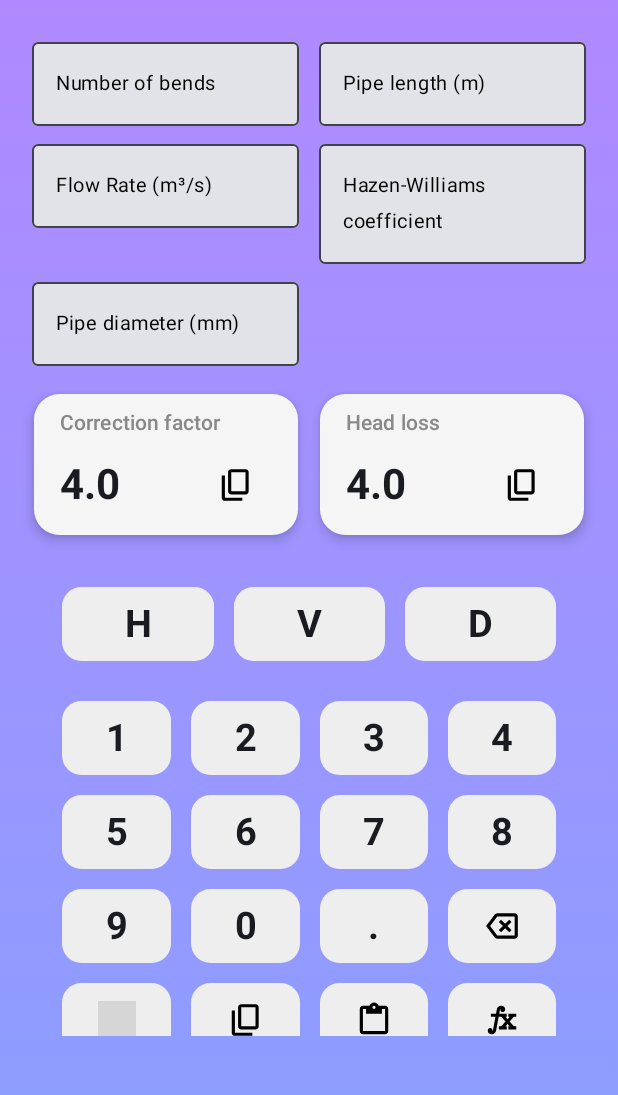
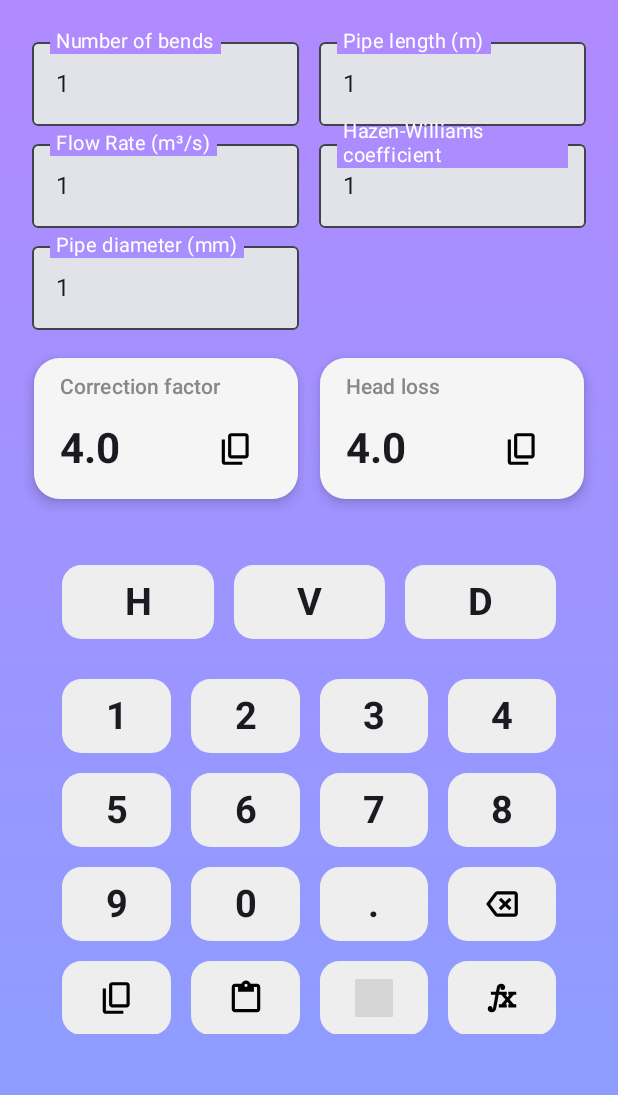
Before and after one commit to sadeghb97/water, an Android app built with Jetpack Compose: the screen it shows after launch (MainActivity), on a phone screen of 412 x 824 dp, the part 88-1183 px from its top. Run offline under Robolectric (Android 15) with nearby library versions, the light colour scheme and no system bars; grey boxes are pictures that could not be loaded.

Commit message:
save and load states

```diff
--- a/app/src/main/java/ir/sbpro/waterengineering/AppDataStore.kt
+++ b/app/src/main/java/ir/sbpro/waterengineering/AppDataStore.kt
@@ -1,15 +1,20 @@
 package ir.sbpro.waterengineering
 
 import android.content.Context
+import androidx.core.content.edit
 import androidx.datastore.core.DataStore
 import androidx.datastore.preferences.core.MutablePreferences
 import androidx.datastore.preferences.core.Preferences
 import androidx.datastore.preferences.core.edit
 import androidx.datastore.preferences.core.stringPreferencesKey
 import androidx.datastore.preferences.preferencesDataStore
+import ir.sbpro.waterengineering.formulas.FormulaResult
+import ir.sbpro.waterengineering.formulas.ParametersState
+import ir.sbpro.waterengineering.formulas.WaterEngFormula
 import ir.sbpro.waterengineering.lang.AppLanguage
 import ir.sbpro.waterengineering.lang.EnLang
 import ir.sbpro.waterengineering.lang.FaLang
+import ir.sbpro.waterengineering.utils.getCurrentSystemLanguage
 import kotlinx.coroutines.flow.Flow
 import kotlinx.coroutines.flow.first
 import kotlinx.coroutines.flow.map
@@ -19,7 +24,10 @@ class AppDataStore (val context: Context) {
         val LANGUAGE_KEY = stringPreferencesKey("language")
     }
 
+    private val PARAM_PREFIX_KEY = "param_"
+    private val SHARED_SETTINGS_TOKEN = "shared_settings"
     private val Context.dataStore: DataStore<Preferences> by preferencesDataStore("prefs")
+    val sharedPrefs = context.getSharedPreferences(SHARED_SETTINGS_TOKEN, Context.MODE_PRIVATE)
 
     val languageFlow: Flow<AppLanguage> = context.dataStore.data.map { preferences ->
         val langCode = preferences[LANGUAGE_KEY] ?: AppSingleton.getInstance().startLanguageCode
@@ -34,4 +42,28 @@ class AppDataStore (val context: Context) {
     suspend fun getSnapshot() : Preferences {
         return context.dataStore.data.first()
     }
+
+    fun saveSharedLanguage(language: String) {
+        sharedPrefs.edit() { putString("language", language) }
+    }
+
+    fun getSavedSharedLanguage(): String {
+        val systemLanguage = getCurrentSystemLanguage()
+        return sharedPrefs.getString("language", systemLanguage) ?: systemLanguage
+    }
+
+    fun saveFormulaResult(formula: WaterEngFormula, parametersState: ParametersState, formulaResults: List<FormulaResult>){
+        sharedPrefs.edit() {
+            parametersState.params.forEachIndexed { index, item ->
+                putFloat(PARAM_PREFIX_KEY + formula.parameters[index], item.value.text.toFloat())
+            }
+            formulaResults.forEach { result ->
+                putFloat(PARAM_PREFIX_KEY + result.key, result.value ?: 1f)
+            }
+        }
+    }
+
+    fun getParamSavedValue(paramKey: String) : Float {
+        return sharedPrefs.getFloat(PARAM_PREFIX_KEY +  paramKey, 1f)
+    }
 }
--- a/app/src/main/java/ir/sbpro/waterengineering/AppSingleton.kt
+++ b/app/src/main/java/ir/sbpro/waterengineering/AppSingleton.kt
@@ -2,16 +2,13 @@ package ir.sbpro.waterengineering
 
 import android.content.Context
 import android.content.pm.PackageManager
-import androidx.core.content.edit
 import ir.sbpro.waterengineering.lang.AppLanguage
 import ir.sbpro.waterengineering.lang.EnLang
 import ir.sbpro.waterengineering.lang.FaLang
-import ir.sbpro.waterengineering.utils.getCurrentSystemLanguage
 
 class AppSingleton {
     companion object {
         private var _instance: AppSingleton? = null
-        private val SETTINGS_TOKEN = "settings"
 
         fun getInstance(context: Context? = null) : AppSingleton {
             if(_instance != null) return _instance!!
@@ -24,7 +21,7 @@ class AppSingleton {
     }
 
     fun loadDetails(context: Context){
-        startLanguageCode = getSavedLanguage(context).lowercase()
+        startLanguageCode = appDataStore.getSavedSharedLanguage().lowercase()
         if(startLanguageCode != "fa" && startLanguageCode != "en"){
             startLanguageCode = "fa"
         }
@@ -37,17 +34,6 @@ class AppSingleton {
         verCode = info.versionCode
     }
 
-    fun saveLanguage(context: Context, language: String) {
-        val prefs = context.getSharedPreferences(SETTINGS_TOKEN, Context.MODE_PRIVATE)
-        prefs.edit() { putString("language", language) }
-    }
-
-    fun getSavedLanguage(context: Context): String {
-        val prefs = context.getSharedPreferences(SETTINGS_TOKEN, Context.MODE_PRIVATE)
-        val systemLanguage = getCurrentSystemLanguage()
-        return prefs.getString("language", systemLanguage) ?: systemLanguage
-    }
-
     lateinit var appDataStore: AppDataStore
     lateinit var startLanguageCode: String
     lateinit var startLanguage: AppLanguage
--- a/app/src/main/java/ir/sbpro/waterengineering/formulas/WaterEngFormula.kt
+++ b/app/src/main/java/ir/sbpro/waterengineering/formulas/WaterEngFormula.kt
@@ -4,6 +4,7 @@ import androidx.compose.runtime.MutableState
 import androidx.compose.runtime.mutableStateOf
 import androidx.compose.ui.focus.FocusRequester
 import androidx.compose.ui.text.input.TextFieldValue
+import ir.sbpro.waterengineering.AppSingleton
 
 abstract class WaterEngFormula(val formulaKey: String, val parameters: List<String>) {
     fun paramsLen() : Int {
@@ -20,12 +21,20 @@ data class FormulaResult(
 
 class ParametersState(val params: List<MutableState<TextFieldValue>>, val focuses: List<FocusRequester>){
     companion object {
-        fun getParams(formulaKey: String, size: Int) : ParametersState {
+        fun getParams(formula: WaterEngFormula) : ParametersState {
+            val appDataStore = AppSingleton.getInstance().appDataStore
             val paramsList = arrayListOf<MutableState<TextFieldValue>>()
             val focusesList = arrayListOf<FocusRequester>()
 
-            for(i in 0 until size){
-                paramsList.add(mutableStateOf(TextFieldValue("")))
+            formula.parameters.forEachIndexed { index, param ->
+                val pureValue = appDataStore.getParamSavedValue(param)
+                val intValue = pureValue.toInt()
+                val hasDecimal = pureValue % 1.0f != 0.0f
+                println("XQQQ: $pureValue - $intValue - $hasDecimal")
+
+                paramsList.add(mutableStateOf(TextFieldValue(
+                    if(hasDecimal) pureValue.toString() else intValue.toString()
+                )))
                 focusesList.add(FocusRequester())
             }
 
--- a/app/src/main/java/ir/sbpro/waterengineering/ui/components/NumberPad.kt
+++ b/app/src/main/java/ir/sbpro/waterengineering/ui/components/NumberPad.kt
@@ -1,5 +1,6 @@
 package ir.sbpro.waterengineering.ui.components
 
+import android.view.MotionEvent
 import androidx.compose.foundation.Image
 import androidx.compose.foundation.background
 import androidx.compose.foundation.clickable
@@ -15,28 +16,42 @@ import androidx.compose.foundation.lazy.grid.LazyVerticalGrid
 import androidx.compose.foundation.shape.RoundedCornerShape
 import androidx.compose.material3.Text
 import androidx.compose.runtime.Composable
+import androidx.compose.runtime.CompositionLocalProvider
 import androidx.compose.runtime.MutableState
+import androidx.compose.runtime.mutableIntStateOf
+import androidx.compose.runtime.mutableLongStateOf
+import androidx.compose.runtime.remember
+import androidx.compose.runtime.rememberCoroutineScope
 import androidx.compose.ui.Alignment
+import androidx.compose.ui.ExperimentalComposeUiApi
 import androidx.compose.ui.Modifier
 import androidx.compose.ui.draw.clip
 import androidx.compose.ui.graphics.Color
 import androidx.compose.ui.graphics.ColorFilter
+import androidx.compose.ui.input.pointer.pointerInteropFilter
 import androidx.compose.ui.platform.LocalContext
+import androidx.compose.ui.platform.LocalLayoutDirection
 import androidx.compose.ui.res.painterResource
 import androidx.compose.ui.text.TextRange
 import androidx.compose.ui.text.font.FontWeight
 import androidx.compose.ui.text.input.TextFieldValue
+import androidx.compose.ui.unit.LayoutDirection
 import ir.sbpro.waterengineering.R
 import ir.sbpro.waterengineering.formulas.WaterEngFormula
+import ir.sbpro.waterengineering.lang.AppLanguage
 import ir.sbpro.waterengineering.utils.copyToClipboard
 import ir.sbpro.waterengineering.utils.dxp
 import ir.sbpro.waterengineering.utils.getTextFromClipboard
 import ir.sbpro.waterengineering.utils.sxp
 import ir.sbpro.waterengineering.utils.triggerVibration
+import kotlinx.coroutines.CoroutineScope
+import kotlinx.coroutines.delay
+import kotlinx.coroutines.launch
 
 
 @Composable
 fun NumberPad(
+    lang: AppLanguage,
     activeParam: MutableState<TextFieldValue>?,
     formulas: List<WaterEngFormula>,
     onFormulaChange: (Int) -> Unit,
@@ -45,6 +60,7 @@ fun NumberPad(
     onCalculate: () -> Unit,
 ) {
     val context = LocalContext.current
+    val cs = rememberCoroutineScope()
 
     val buttons = listOf(
         "1", "2", "3",
@@ -52,6 +68,7 @@ fun NumberPad(
         "7", "8", "9", "0"
     )
 
+    CompositionLocalProvider(LocalLayoutDirection provides LayoutDirection.Ltr) {
         LazyVerticalGrid(
             columns = GridCells.Fixed(3),
             modifier = modifier
@@ -63,24 +80,26 @@ fun NumberPad(
         ) {
             formulas.forEachIndexed { index, item ->
                 item {
-                KeyTextBox(item.formulaKey.uppercase()) {
+                    KeyTextBox(cs, item.formulaKey.uppercase()) {
                         onFormulaChange(index)
                     }
                 }
             }
         }
+    }
 
+    CompositionLocalProvider(LocalLayoutDirection provides LayoutDirection.Ltr) {
         LazyVerticalGrid(
             columns = GridCells.Fixed(4),
             modifier = modifier
-            .padding(vertical = 12.dxp, horizontal = 40.dxp)
+                .padding(start = 40.dxp, end = 40.dxp, top = 12.dxp)
                 .fillMaxWidth(),
             verticalArrangement = Arrangement.spacedBy(12.dxp),
             horizontalArrangement = Arrangement.spacedBy(12.dxp),
             userScrollEnabled = false
         ) {
             val updateTextValue: (String) -> Unit = {
-            if(activeParam != null) {
+                if (activeParam != null) {
                     val oldValue = activeParam.value
                     val cursorPosition = oldValue.selection.start
 
@@ -99,21 +118,28 @@ fun NumberPad(
             }
 
             items(buttons.size) { index ->
-            KeyTextBox(buttons[index]) {
+                KeyTextBox(cs, buttons[index]) {
                     updateTextValue(buttons[index])
                 }
             }
 
             item() {
-            KeyTextBox(".") {
-                if(activeParam != null && !activeParam.value.text.contains("."))
+                KeyTextBox(cs, ".") {
+                    if (activeParam != null && !activeParam.value.text.contains("."))
                         updateTextValue(".")
                 }
             }
 
             item() {
-            KeySymbolBox(R.drawable.backspace) {
-                if(activeParam != null) {
+                KeySymbolBox(cs, R.drawable.backspace, onLongClick = {
+                    if (activeParam != null) {
+                        activeParam.value = TextFieldValue(
+                            text = "",
+                            selection = TextRange(0)
+                        )
+                    }
+                }) {
+                    if (activeParam != null) {
                         val value = activeParam.value
                         val cursorPos = value.selection.start
                         val text = value.text
@@ -132,21 +158,21 @@ fun NumberPad(
                     }
                 }
             }
-
-        /*item(span = { GridItemSpan(2) }) {
-            NumberKeyBox("->") {
-                onNextParameter()
-            }
-        }*/
-
-        item {
-            KeySymbolBox(R.drawable.arrow_right) {
-                onNextParameter()
         }
     }
 
+    CompositionLocalProvider(LocalLayoutDirection provides lang.getLayoutDirection()) {
+        LazyVerticalGrid(
+            columns = GridCells.Fixed(4),
+            modifier = modifier
+                .padding(start = 40.dxp, end = 40.dxp, top = 12.dxp)
+                .fillMaxWidth(),
+            verticalArrangement = Arrangement.spacedBy(12.dxp),
+            horizontalArrangement = Arrangement.spacedBy(12.dxp),
+            userScrollEnabled = false
+        ) {
             item {
-            KeySymbolBox(R.drawable.content_copy) {
+                KeySymbolBox(cs, R.drawable.content_copy) {
                     activeParam?.let {
                         copyToClipboard(context, "Parameter", it.value.text)
                         triggerVibration(context, 50, 50)
@@ -155,10 +181,13 @@ fun NumberPad(
             }
 
             item {
-            KeySymbolBox(R.drawable.content_paste) {
+                KeySymbolBox(cs, R.drawable.content_paste) {
                     activeParam?.let { param ->
                         getTextFromClipboard(context)?.let { clipText ->
-                        param.value = param.value.copy(text = clipText, selection = TextRange(clipText.length))
+                            param.value = param.value.copy(
+                                text = clipText,
+                                selection = TextRange(clipText.length)
+                            )
                             triggerVibration(context, 50, 50)
                         }
                     }
@@ -166,22 +195,65 @@ fun NumberPad(
             }
 
             item {
-            KeySymbolBox(R.drawable.function) {
+                KeySymbolBox(cs,
+                    imageId = if(lang.getLayoutDirection() == LayoutDirection.Ltr) R.drawable.arrow_right
+                    else R.drawable.arrow_left
+                ) {
+                    onNextParameter()
+                }
+            }
+
+            item {
+                KeySymbolBox(cs, R.drawable.function) {
                     onCalculate()
                 }
             }
         }
     }
+}
 
+@OptIn(ExperimentalComposeUiApi::class)
 @Composable
-fun KeyBox(onClick: () -> Unit, content: @Composable BoxScope.() -> Unit){
+fun KeyBox(
+    coroutineScope: CoroutineScope,
+    onClick: () -> Unit,
+    onLongClick: () -> Unit = {},
+    content: @Composable BoxScope.() -> Unit
+){
+    val pressCounter = remember { mutableIntStateOf(0) }
+    val pressedTime = remember { mutableLongStateOf(0L) }
+
     Box(
         modifier = Modifier
             .fillMaxWidth()
             .height(48.dxp)
             .clip(RoundedCornerShape(12.dxp))
             .background(Color(0xFFEEEEEE))
-            .clickable { onClick() },
+            .pointerInteropFilter { event ->
+                when (event.action) {
+                    MotionEvent.ACTION_DOWN -> {
+                        pressedTime.longValue = System.currentTimeMillis()
+                        pressCounter.intValue++
+                        val pv = pressCounter.intValue
+                        coroutineScope.launch {
+                            delay(750)
+                            if(pressCounter.intValue == pv && pressedTime.longValue > 0){
+                                onLongClick()
+                                pressedTime.longValue = 0L
+                            }
+                        }
+                        true
+                    }
+                    MotionEvent.ACTION_UP -> {
+                        if(pressedTime.longValue > 0){
+                            onClick()
+                            pressedTime.longValue = 0L
+                        }
+                        true
+                    }
+                    else -> false
+                }
+            },
         contentAlignment = Alignment.Center
     ) {
         content()
@@ -189,8 +261,13 @@ fun KeyBox(onClick: () -> Unit, content: @Composable BoxScope.() -> Unit){
 }
 
 @Composable
-fun KeyTextBox(text: String, onClick: () -> Unit){
-    KeyBox(onClick = onClick) {
+fun KeyTextBox(
+    coroutineScope: CoroutineScope,
+    text: String,
+    onLongClick: () -> Unit = {},
+    onClick: () -> Unit,
+){
+    KeyBox(coroutineScope = coroutineScope, onClick = onClick, onLongClick = onLongClick) {
         Text(
             text = text,
             fontSize = 24.sxp,
@@ -200,8 +277,13 @@ fun KeyTextBox(text: String, onClick: () -> Unit){
 }
 
 @Composable
-fun KeySymbolBox(imageId: Int, onClick: () -> Unit){
-    KeyBox(onClick = onClick) {
+fun KeySymbolBox(
+    coroutineScope: CoroutineScope,
+    imageId: Int,
+    onLongClick: () -> Unit = {},
+    onClick: () -> Unit,
+){
+    KeyBox(coroutineScope = coroutineScope, onClick = onClick, onLongClick = onLongClick) {
         Image(
             painter = painterResource(id = imageId),
             contentDescription = null,
--- a/app/src/main/java/ir/sbpro/waterengineering/ui/components/ParamField.kt
+++ b/app/src/main/java/ir/sbpro/waterengineering/ui/components/ParamField.kt
@@ -36,7 +36,9 @@ fun ParamField(label: String,
     val finalFocusRequester = focusRequester ?: remember { FocusRequester() }
     val interactionSource = remember { MutableInteractionSource() }
 
-    // Collect interactions
+    val labelLightColor = Color.White
+    val labelDarkColor = Color.Black
+
     LaunchedEffect(interactionSource) {
         interactionSource.interactions.collect { interaction ->
             if (interaction is PressInteraction.Press) {
@@ -65,8 +67,8 @@ fun ParamField(label: String,
                     readOnly = readOnly,
                     colors = TextFieldDefaults.colors(
                         cursorColor = MaterialTheme.colorScheme.primary,
-                        focusedLabelColor = Color.White,
-                        unfocusedLabelColor = Color.Black,
+                        focusedLabelColor = labelLightColor,
+                        unfocusedLabelColor = if(textState.value.text.isEmpty()) labelDarkColor else labelLightColor
                     )
                 )
             }
--- a/app/src/main/java/ir/sbpro/waterengineering/ui/components/ScreenWrapper.kt
+++ b/app/src/main/java/ir/sbpro/waterengineering/ui/components/ScreenWrapper.kt
@@ -24,7 +24,7 @@ fun ScreenWrapper(
                     colors = listOf(Color(0xFFB388FF), Color(0xFF8C9EFF))
                 )
             )
-            .padding(bottom = 60.dxp)
+            .padding(bottom = 75.dxp)
     ) {
         content()
     }
--- a/app/src/main/java/ir/sbpro/waterengineering/ui/screens/MainScreen.kt
+++ b/app/src/main/java/ir/sbpro/waterengineering/ui/screens/MainScreen.kt
@@ -82,9 +82,9 @@ fun MainScreen(
 
     val activeFormula = remember { mutableStateOf(formulasList[activeFormulaIndex.intValue]) }
     val parametersState = remember {
-        mutableStateOf(ParametersState.getParams(activeFormula.value.formulaKey, activeFormula.value.parameters.size))
+        mutableStateOf(ParametersState.getParams(activeFormula.value))
     }
-    val formulaResult: MutableState<List<FormulaResult>> = remember {
+    val formulaResults: MutableState<List<FormulaResult>> = remember {
         mutableStateOf(activeFormula.value.getResults(parametersState.value))
     }
 
@@ -154,7 +154,7 @@ fun MainScreen(
                                     appDataStore.safeTransaction {
                                         it[AppDataStore.LANGUAGE_KEY] = "fa"
                                     }
-                                    appSingleton.saveLanguage(context, "fa")
+                                    appDataStore.saveSharedLanguage("fa")
                                 }
                                 isLangMenuExpanded.value = false
                             },
@@ -170,7 +170,7 @@ fun MainScreen(
                                     appDataStore.safeTransaction {
                                         it[AppDataStore.LANGUAGE_KEY] = "en"
                                     }
-                                    appSingleton.saveLanguage(context, "en")
+                                    appDataStore.saveSharedLanguage("en")
                                 }
                                 isLangMenuExpanded.value = false
                             },
@@ -208,7 +208,7 @@ fun MainScreen(
             Row(
                 modifier = Modifier.padding(horizontal = 14.dxp)
             ) {
-                formulaResult.value.forEachIndexed { rIndex, result ->
+                formulaResults.value.forEachIndexed { rIndex, result ->
                     ResultDisplay(
                         label = lang.getParameterTitle(result.key),
                         value = result.value?.toString(),
@@ -218,7 +218,6 @@ fun MainScreen(
             }
         }
 
-        CompositionLocalProvider(LocalLayoutDirection provides LayoutDirection.Ltr) {
         Column(
             verticalArrangement = Arrangement.Bottom,
             horizontalAlignment = Alignment.CenterHorizontally,
@@ -227,6 +226,7 @@ fun MainScreen(
                 .align(Alignment.BottomCenter)
         ) {
             NumberPad(
+                lang = lang,
                 activeParam = if (activeParamIndex.value != null) parametersState.value.params[activeParamIndex.value!!] else null,
                 formulas = formulasList,
                 onFormulaChange = {
@@ -236,8 +236,8 @@ fun MainScreen(
                         if(activeFormula.value.parameters.size <= 1) 1
                         else 2
                     parametersState.value =
-                            ParametersState.getParams(activeFormula.value.formulaKey, activeFormula.value.parameters.size)
-                        formulaResult.value = activeFormula.value.getResults(parametersState.value)
+                        ParametersState.getParams(activeFormula.value)
+                    formulaResults.value = activeFormula.value.getResults(parametersState.value)
                 },
                 onNextParameter = {
                     if (activeParamIndex.value == null) activeParamIndex.value = 0
@@ -252,8 +252,8 @@ fun MainScreen(
                     )
                 }
             ) {
-                    formulaResult.value = activeFormula.value.getResults(parametersState.value)
-                }
+                formulaResults.value = activeFormula.value.getResults(parametersState.value)
+                appDataStore.saveFormulaResult(activeFormula.value, parametersState.value, formulaResults.value)
             }
         }
     }
--- /dev/null
+++ b/app/src/main/res/drawable/arrow_left.xml
@@ -0,0 +1,9 @@
+<vector xmlns:android="http://schemas.android.com/apk/res/android"
+    android:width="24dp"
+    android:height="24dp"
+    android:viewportWidth="960"
+    android:viewportHeight="960">
+  <path
+      android:pathData="M400,720 L160,480l240,-240 56,58 -142,142h486v80L314,520l142,142 -56,58Z"
+      android:fillColor="#e3e3e3"/>
+</vector>
```
Lines whose indentation alone changed are shown as unchanged.
